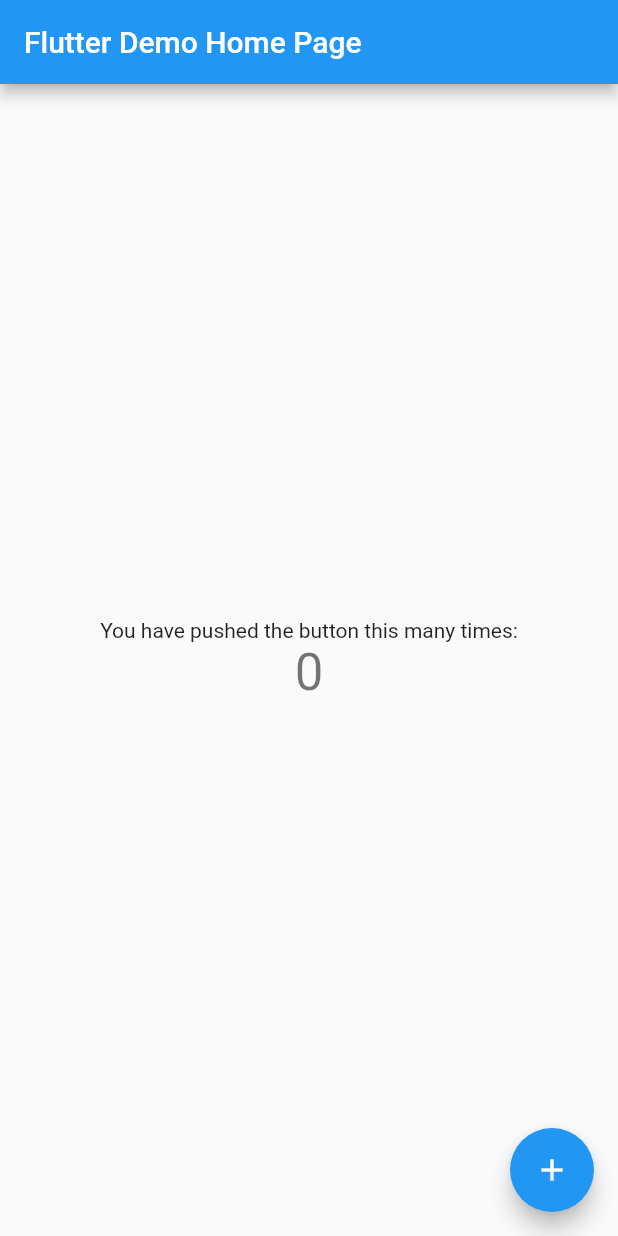
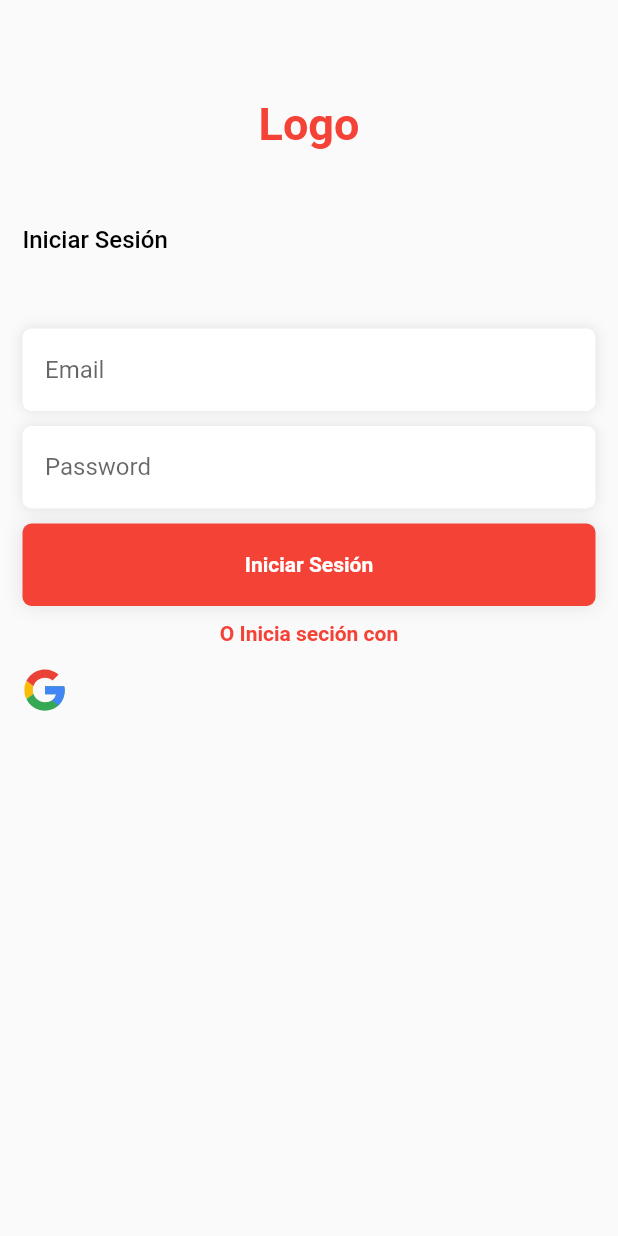
Before and after one commit to Theborycuas/kalary_app, a Flutter app: the screen it shows after launch, on a phone screen of 412 x 824 dp. Run offline on Flutter 3.47's test engine with Material 2 defaults, Android fonts, the phone set to English and light mode, and no system bars; our stand-ins replace flutter_svg, get, hexcolor; project files that could hold a hidden picture were left out.

Commit message:
Creando Login

```diff
--- a/lib/main.dart
+++ b/lib/main.dart
@@ -1,4 +1,6 @@
 import 'package:flutter/material.dart';
+import 'package:get/get.dart';
+import 'package:kalary_app/screen/splash_screen.dart';
 
 void main() {
   runApp(const MyApp());
@@ -7,109 +9,12 @@
 class MyApp extends StatelessWidget {
   const MyApp({Key? key}) : super(key: key);
 
-  // This widget is the root of your application.
   @override
   Widget build(BuildContext context) {
-    return MaterialApp(
-      title: 'Flutter Demo',
-      theme: ThemeData(
-        // This is the theme of your application.
-        //
-        // Try running your application with "flutter run". You'll see the
-        // application has a blue toolbar. Then, without quitting the app, try
-        // changing the primarySwatch below to Colors.green and then invoke
-        // "hot reload" (press "r" in the console where you ran "flutter run",
-        // or simply save your changes to "hot reload" in a Flutter IDE).
-        // Notice that the counter didn't reset back to zero; the application
-        // is not restarted.
-        primarySwatch: Colors.blue,
-      ),
-      home: const MyHomePage(title: 'Flutter Demo Home Page'),
+    return const GetMaterialApp(
+      debugShowCheckedModeBanner: false,
+      title: 'Kalary App',
+      home: SplashScreen(),
     );
   }
 }
-
-class MyHomePage extends StatefulWidget {
-  const MyHomePage({Key? key, required this.title}) : super(key: key);
-
-  // This widget is the home page of your application. It is stateful, meaning
-  // that it has a State object (defined below) that contains fields that affect
-  // how it looks.
-
-  // This class is the configuration for the state. It holds the values (in this
-  // case the title) provided by the parent (in this case the App widget) and
-  // used by the build method of the State. Fields in a Widget subclass are
-  // always marked "final".
-
-  final String title;
-
-  @override
-  State<MyHomePage> createState() => _MyHomePageState();
-}
-
-class _MyHomePageState extends State<MyHomePage> {
-  int _counter = 0;
-
-  void _incrementCounter() {
-    setState(() {
-      // This call to setState tells the Flutter framework that something has
-      // changed in this State, which causes it to rerun the build method below
-      // so that the display can reflect the updated values. If we changed
-      // _counter without calling setState(), then the build method would not be
-      // called again, and so nothing would appear to happen.
-      _counter++;
-    });
-  }
-
-  @override
-  Widget build(BuildContext context) {
-    // This method is rerun every time setState is called, for instance as done
-    // by the _incrementCounter method above.
-    //
-    // The Flutter framework has been optimized to make rerunning build methods
-    // fast, so that you can just rebuild anything that needs updating rather
-    // than having to individually change instances of widgets.
-    return Scaffold(
-      appBar: AppBar(
-        // Here we take the value from the MyHomePage object that was created by
-        // the App.build method, and use it to set our appbar title.
-        title: Text(widget.title),
-      ),
-      body: Center(
-        // Center is a layout widget. It takes a single child and positions it
-        // in the middle of the parent.
-        child: Column(
-          // Column is also a layout widget. It takes a list of children and
-          // arranges them vertically. By default, it sizes itself to fit its
-          // children horizontally, and tries to be as tall as its parent.
-          //
-          // Invoke "debug painting" (press "p" in the console, choose the
-          // "Toggle Debug Paint" action from the Flutter Inspector in Android
-          // Studio, or the "Toggle Debug Paint" command in Visual Studio Code)
-          // to see the wireframe for each widget.
-          //
-          // Column has various properties to control how it sizes itself and
-          // how it positions its children. Here we use mainAxisAlignment to
-          // center the children vertically; the main axis here is the vertical
-          // axis because Columns are vertical (the cross axis would be
-          // horizontal).
-          mainAxisAlignment: MainAxisAlignment.center,
-          children: <Widget>[
-            const Text(
-              'You have pushed the button this many times:',
-            ),
-            Text(
-              '$_counter',
-              style: Theme.of(context).textTheme.headline4,
-            ),
-          ],
-        ),
-      ),
-      floatingActionButton: FloatingActionButton(
-        onPressed: _incrementCounter,
-        tooltip: 'Increment',
-        child: const Icon(Icons.add),
-      ), // This trailing comma makes auto-formatting nicer for build methods.
-    );
-  }
-}
--- /dev/null
+++ b/lib/screen/login_screen.dart
@@ -0,0 +1,86 @@
+import 'package:flutter/material.dart';
+import 'package:kalary_app/witgets/button.dart';
+import 'package:kalary_app/witgets/social_icon_login.dart';
+
+import '../witgets/text_form.dart';
+
+class LoginScreen extends StatelessWidget {
+  LoginScreen({Key? key}) : super(key: key);
+  final TextEditingController emailController = TextEditingController();
+  final TextEditingController passwordController = TextEditingController();
+
+  @override
+  Widget build(BuildContext context) {
+    return Scaffold(
+      body: SingleChildScrollView(
+        child: SafeArea(
+            child: Container(
+          width: double.infinity,
+          padding: const EdgeInsets.all(15.0),
+          child: Column(
+            crossAxisAlignment: CrossAxisAlignment.start,
+            children: [
+              const SizedBox(
+                height: 50,
+              ),
+              Container(
+                alignment: Alignment.center,
+                child: const Text(
+                  'Logo',
+                  style: TextStyle(
+                      color: Colors.red,
+                      fontSize: 30,
+                      fontWeight: FontWeight.bold),
+                ),
+              ),
+              const SizedBox(
+                height: 50,
+              ),
+              const Text(
+                'Iniciar Sesión',
+                style: TextStyle(
+                    color: Colors.black,
+                    fontSize: 16,
+                    fontWeight: FontWeight.w500),
+              ),
+              const SizedBox(
+                height: 50,
+              ),
+
+              ///EMAIL
+              TextFormGlobalScreen(
+                controller: emailController,
+                text: 'Email',
+                textInputType: TextInputType.emailAddress,
+                obscure: false,
+              ),
+              const SizedBox(
+                height: 10,
+              ),
+
+              ///Password
+              TextFormGlobalScreen(
+                controller: passwordController,
+                text: 'Password',
+                textInputType: TextInputType.visiblePassword,
+                obscure: true,
+              ),
+              const SizedBox(
+                height: 10,
+              ),
+
+              ///Button
+              const ButtonGlobalScreen(),
+              const SizedBox(
+                height: 10,
+              ),
+
+              ///Social Login Icon
+              const SocialIconLoginScreen()
+            ],
+          ),
+        )),
+      ),
+    );
+  }
+}
--- /dev/null
+++ b/lib/screen/splash_screen.dart
@@ -0,0 +1,26 @@
+import 'dart:async';
+
+import 'package:flutter/material.dart';
+import 'package:get/get.dart';
+import 'package:kalary_app/screen/login_screen.dart';
+
+class SplashScreen extends StatelessWidget {
+  const SplashScreen({Key? key}) : super(key: key);
+
+  @override
+  Widget build(BuildContext context) {
+    Timer(const Duration(seconds: 2), () {
+      Get.to(LoginScreen());
+    });
+    return const Scaffold(
+      backgroundColor: Colors.blue,
+      body: Center(
+        child: Text(
+          'Logo',
+          style: TextStyle(
+              color: Colors.white, fontSize: 30, fontWeight: FontWeight.bold),
+        ),
+      ),
+    );
+  }
+}
--- /dev/null
+++ b/lib/utils/global.color.dart
@@ -0,0 +1,6 @@
+import 'package:hexcolor/hexcolor.dart';
+
+class GlobalColors {
+  static HexColor mainColor = HexColor('#1E319D');
+  static HexColor textColor = HexColor('#4f4f4f');
+}
--- /dev/null
+++ b/lib/witgets/button.dart
@@ -0,0 +1,28 @@
+import 'package:flutter/material.dart';
+
+class ButtonGlobalScreen extends StatelessWidget {
+  const ButtonGlobalScreen({Key? key}) : super(key: key);
+
+  @override
+  Widget build(BuildContext context) {
+    return InkWell(
+      onTap: () {
+        print('Login');
+      },
+      child: Container(
+        alignment: Alignment.center,
+        height: 55,
+        decoration: BoxDecoration(
+            color: Colors.red,
+            borderRadius: BorderRadius.circular(6),
+            boxShadow: [
+              BoxShadow(color: Colors.black.withOpacity(0.1), blurRadius: 10)
+            ]),
+        child: const Text(
+          'Iniciar Sesión',
+          style: TextStyle(color: Colors.white, fontWeight: FontWeight.w600),
+        ),
+      ),
+    );
+  }
+}
--- /dev/null
+++ b/lib/witgets/social_icon_login.dart
@@ -0,0 +1,35 @@
+import 'package:flutter/material.dart';
+import 'package:flutter_svg/flutter_svg.dart';
+
+class SocialIconLoginScreen extends StatelessWidget {
+  const SocialIconLoginScreen({Key? key}) : super(key: key);
+
+  @override
+  Widget build(BuildContext context) {
+    return Column(
+      children: [
+        Container(
+          alignment: Alignment.center,
+          child: const Text(
+            'O Inicia seción con',
+            style: TextStyle(color: Colors.red, fontWeight: FontWeight.w600),
+          ),
+        ),
+        const SizedBox(
+          height: 15,
+        ),
+        Row(
+          children: [
+            Container(
+              alignment: Alignment.center,
+              child: SvgPicture.asset(
+                'assets/images/google.svg',
+                height: 30,
+              ),
+            )
+          ],
+        )
+      ],
+    );
+  }
+}
--- /dev/null
+++ b/lib/witgets/text_form.dart
@@ -0,0 +1,39 @@
+import 'package:flutter/material.dart';
+
+class TextFormGlobalScreen extends StatelessWidget {
+  const TextFormGlobalScreen(
+      {Key? key,
+      required this.controller,
+      required this.text,
+      required this.textInputType,
+      required this.obscure})
+      : super(key: key);
+  final TextEditingController controller;
+  final String text;
+  final TextInputType textInputType;
+  final bool obscure;
+
+  @override
+  Widget build(BuildContext context) {
+    return Container(
+      height: 55,
+      padding: const EdgeInsets.only(top: 3, left: 15),
+      decoration: BoxDecoration(
+          color: Colors.white,
+          borderRadius: BorderRadius.circular(6),
+          boxShadow: [
+            BoxShadow(color: Colors.black.withOpacity(0.1), blurRadius: 7)
+          ]),
+      child: TextFormField(
+        controller: controller,
+        keyboardType: textInputType,
+        obscureText: obscure,
+        decoration: InputDecoration(
+            hintText: text,
+            border: InputBorder.none,
+            contentPadding: EdgeInsets.all(0),
+            hintStyle: TextStyle(height: 1)),
+      ),
+    );
+  }
+}
```
Also changed, not shown: pubspec.yaml (+5 -3 lines), assets/images/facebook.svg (added), assets/images/google.svg (added), pubspec.lock.
